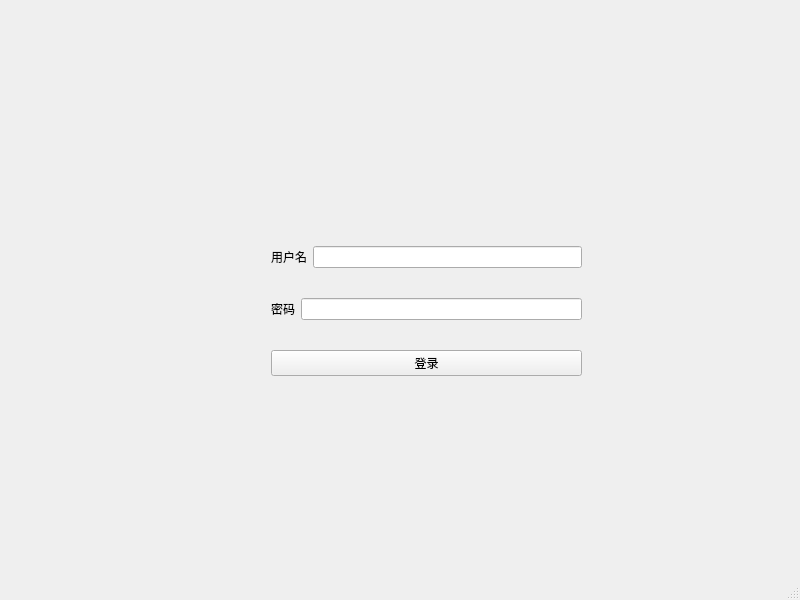
Above: login.ui from cyChen2003/SJTU-NIS3364-Online-chat-room before the change. Below: the same form after it.
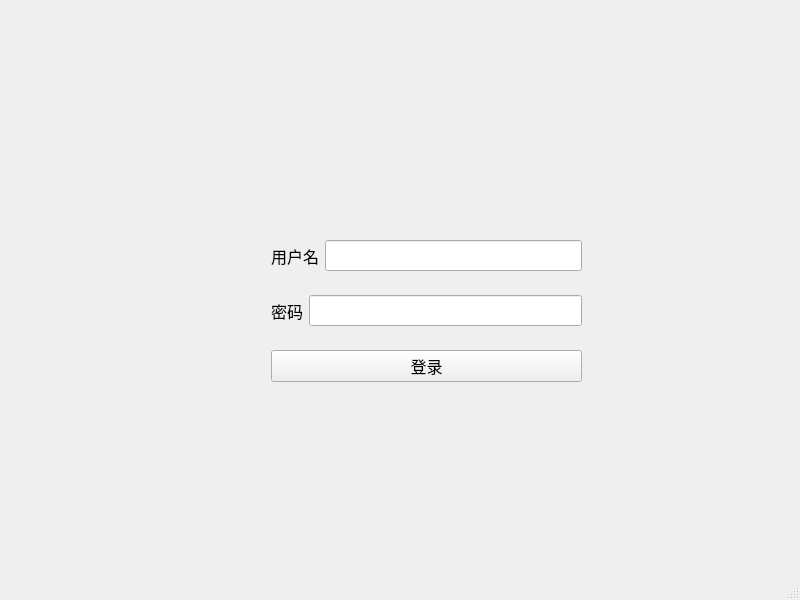
That is the form after the change.

What changed in the file:
```diff
--- a/login.ui
+++ b/login.ui
@@ -10,11 +10,17 @@
     <height>600</height>
    </rect>
   </property>
+  <property name="font">
+   <font>
+    <family>Microsoft YaHei</family>
+    <pointsize>12</pointsize>
+   </font>
+  </property>
   <property name="windowTitle">
    <string>MainWindow</string>
   </property>
   <widget class="QWidget" name="centralwidget">
-   <widget class="QWidget" name="">
+   <widget class="QWidget" name="layoutWidget">
     <property name="geometry">
      <rect>
       <x>271</x>
```
Left out of the diff: 7 changed lines with no effect on the pictures.
